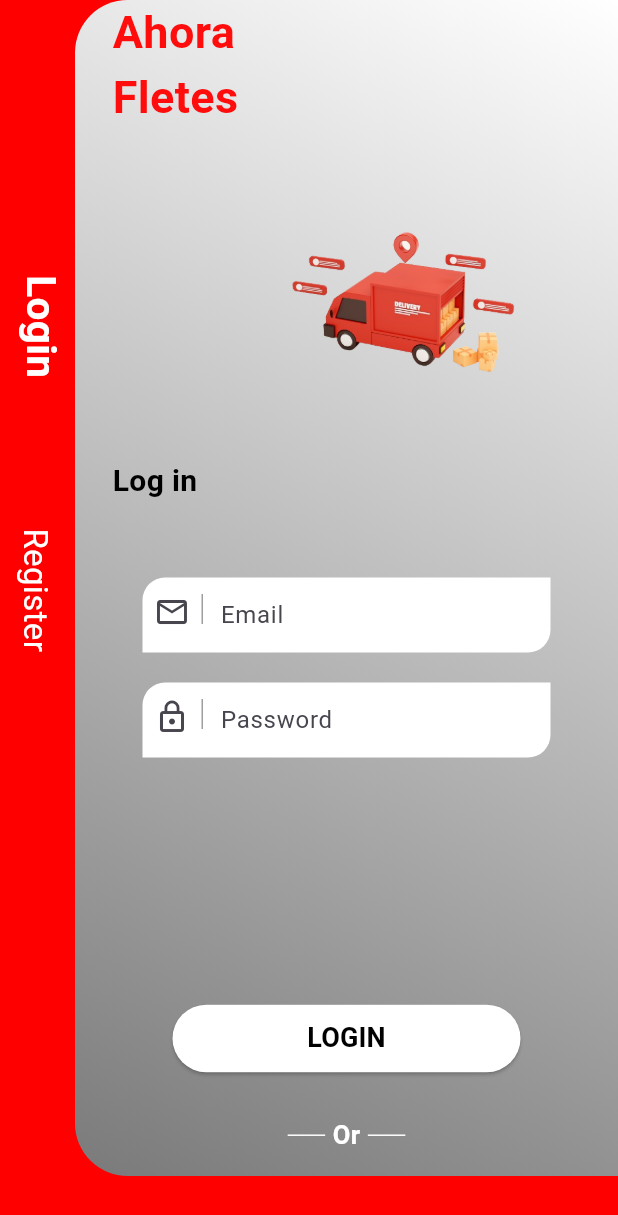
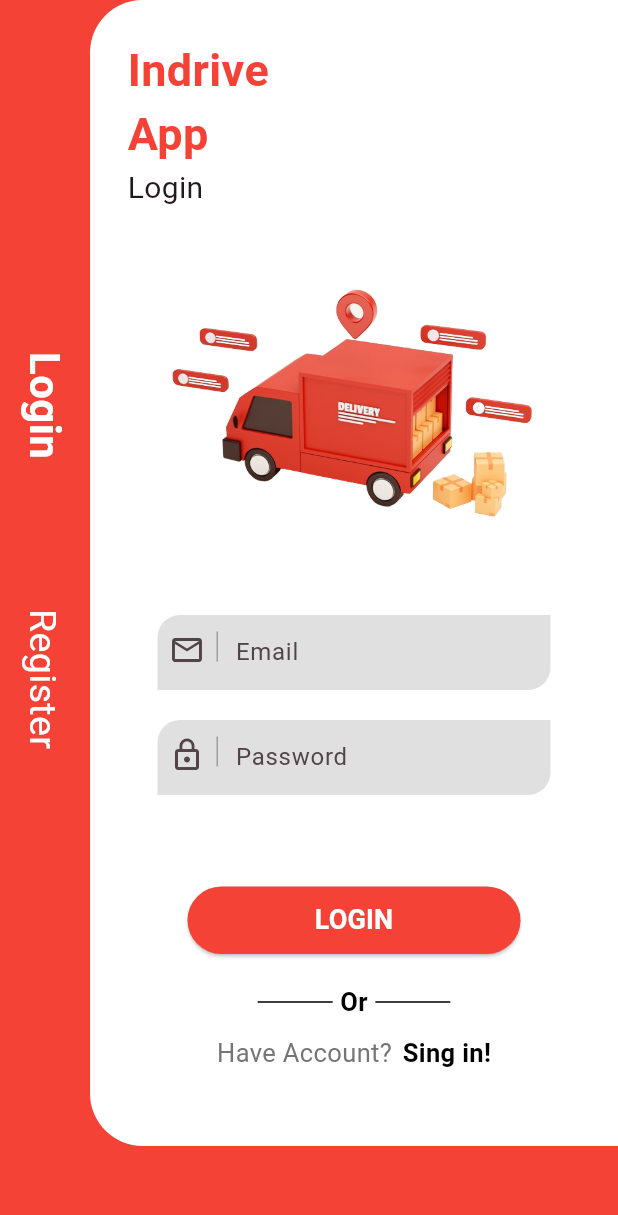
Before and after one commit to javo-code/indrive_ahora_fletes, a Flutter app: the screen it shows after launch, on a phone screen of 412 x 824 dp. Shown: the top 1215 px of the screen. Run offline on Flutter 3.47's test engine with Material 3 defaults, Android fonts, the phone set to English and light mode, and no system bars; our stand-ins replace equatable, flutter_bloc.

Commit message:
login page in proggress

```diff
--- /dev/null
+++ b/devtools_options.yaml
@@ -0,0 +1,3 @@
+description: This file stores settings for Dart & Flutter DevTools.
+documentation: https://docs.flutter.dev/tools/devtools/extensions#configure-extension-enablement-states
+extensions:
--- a/lib/Bloc_Providers.dart
+++ b/lib/Bloc_Providers.dart
@@ -1,8 +1,12 @@
-import 'package:ahora_fletes/src/presentation/pages/auth/login/bloc/Login_Bloc.dart';
+import 'package:ahora_fletes/src/presentation/pages/auth/login/bloc/login_bloc.dart';
 import 'package:ahora_fletes/src/presentation/pages/auth/login/bloc/Login_Event.dart';
+import 'package:ahora_fletes/src/presentation/pages/auth/register/bloc/register_bloc.dart';
+import 'package:ahora_fletes/src/presentation/pages/auth/register/bloc/Register_Event.dart';
 import 'package:flutter_bloc/flutter_bloc.dart';
 
 List<BlocProvider> blockProviders = [
   BlocProvider<LoginBloc>(
       create: (context) => LoginBloc()..add(LoginInitEvent())),
+  BlocProvider<RegisterBloc>(
+      create: (context) => RegisterBloc()..add(RegisterInitEvent())),
 ];
--- a/lib/main.dart
+++ b/lib/main.dart
@@ -1,11 +1,7 @@
-import 'package:ahora_fletes/src/presentation/pages/auth/register/Register_Page.dart';
+import 'package:ahora_fletes/src/presentation/pages/auth/login/Login_Page.dart';
 import 'package:flutter/material.dart';
-import 'package:flutter_bloc/flutter_bloc.dart';
-import 'package:ahora_fletes/Bloc_Providers.dart';
-import 'package:ahora_fletes/src/presentation/pages/auth/login/Login_Page.dart';
 
 void main() {
-  WidgetsFlutterBinding.ensureInitialized();
   runApp(const MyApp());
 }
 
@@ -14,21 +10,14 @@ class MyApp extends StatelessWidget {
 
   @override
   Widget build(BuildContext context) {
-    return MultiBlocProvider(
-      providers: blockProviders,
-      child: MaterialApp(
-        title: 'Flutter Demo',
-        debugShowCheckedModeBanner: false,
-        theme: ThemeData(
-          colorScheme: ColorScheme.fromSeed(seedColor: Colors.deepPurple),
-          useMaterial3: true,
-        ),
-        initialRoute: 'login',
-        routes: {
-          'login': (BuildContext context) => LoginPage(),
-          'register': (BuildContext context) => RegisterPage(),
-        },
+    return MaterialApp(
+      title: "Flutter Demo",
+      debugShowCheckedModeBanner: false,
+      theme: ThemeData(
+        colorScheme: ColorScheme.fromSeed(seedColor: Colors.black),
+        useMaterial3: true,
       ),
+      home: const LoginPage(),
     );
   }
 }
--- a/lib/src/presentation/pages/auth/login/Login_Content.dart
+++ b/lib/src/presentation/pages/auth/login/Login_Content.dart
@@ -1,236 +1,169 @@
+import 'package:ahora_fletes/src/presentation/widgets/Default_Button.dart';
+import 'package:ahora_fletes/src/presentation/widgets/Default_Text_Field.dart';
 import 'package:flutter/material.dart';
-import 'package:flutter_bloc/flutter_bloc.dart';
-import 'package:ahora_fletes/src/presentation/utils/Bloc_Form_Item.dart';
-import 'package:ahora_fletes/src/presentation/pages/auth/login/bloc/Login_Bloc.dart';
-import 'package:ahora_fletes/src/presentation/pages/auth/login/bloc/Login_Event.dart';
-import 'package:ahora_fletes/src/presentation/pages/auth/login/bloc/Login_State.dart';
-import 'package:ahora_fletes/src/presentation/widgets/default_button.dart';
-import 'package:ahora_fletes/src/presentation/widgets/default_text_field.dart';
+import 'package:flutter/widgets.dart';
 
 class LoginContent extends StatelessWidget {
-  final LoginState state;
-
-  const LoginContent(this.state, {super.key});
+  const LoginContent({super.key});
 
   @override
   Widget build(BuildContext context) {
-    return Form(
-      key: state.formKey,
-      child: Stack(
+    return Stack(
       children: [
         Container(
           height: MediaQuery.of(context).size.height,
           width: MediaQuery.of(context).size.width,
-            color: Color.fromARGB(255, 255, 0, 0),
-            padding: EdgeInsets.only(left: 8),
+          color: Colors.red,
+          padding: EdgeInsets.only(left: 10),
           child: Column(
-              crossAxisAlignment: CrossAxisAlignment.start, // HORIZONTAL
-              mainAxisAlignment: MainAxisAlignment.center, // VERTICAL
+              crossAxisAlignment: CrossAxisAlignment.start, //HORIZONTAL
+              mainAxisAlignment: MainAxisAlignment.center, //VERTICAL
               children: [
-                _textLoginRotated(context),
-                SizedBox(
-                  height: 100,
-                ),
-                _textRegisterRotated(context),
-                SizedBox(height: MediaQuery.of(context).size.height * 0.25),
-              ],
-            ),
+                _textLoginRotated(),
+                SizedBox(height: 100),
+                _textRegisterRotated(),
+                SizedBox(height: 90),
+              ]),
         ),
         Container(
-            margin: EdgeInsets.only(left: 50, bottom: 40),
+          margin: EdgeInsets.only(
+            left: 60,
+            bottom: 60,
+          ),
           decoration: BoxDecoration(
-              //color: const Color.fromARGB(255, 255, 255, 255),
-              gradient: LinearGradient(
-                  begin: Alignment.topRight,
-                  end: Alignment.bottomLeft,
-                  colors: const [
-                    Color.fromARGB(255, 255, 255, 255),
-                    Color.fromARGB(255, 122, 122, 122),
-                  ]),
+            color: Colors.white,
             borderRadius: BorderRadius.only(
               topLeft: Radius.circular(35),
               bottomLeft: Radius.circular(35),
             ),
           ),
           child: Container(
-              height: MediaQuery.of(context).size.height,
-              margin: EdgeInsets.only(left: 25, right: 25),
-              child: SingleChildScrollView(
+            margin: EdgeInsets.only(
+              left: 25,
+              right: 25,
+            ),
             child: Column(
               crossAxisAlignment: CrossAxisAlignment.start,
               children: [
-                    SizedBox(),
-                    _mainTitle("Ahora"),
-                    _mainTitle("Fletes"),
-                    _imageTruck(),
-                    _textLoginMain(),
+                SizedBox(
+                  height: 25,
+                ),
+                _textWelcome("Indrive"),
+                _textWelcome("App"),
+                Text(
+                  "Login",
+                  style: TextStyle(fontSize: 20),
+                ),
+                Container(
+                  alignment: Alignment.center,
+                  child: Image.asset(
+                    "assets/img/truck_no_bg.png",
+                    width: 250,
+                    height: 250,
+                  ),
+                ),
                 DefaultTextField(
-                        onChanged: (text) {
-                          context.read<LoginBloc>().add(
-                              EmailChanged(email: BlocFormItem(value: text)));
-                        },
-                        validator: (value) {
-                          return state.email.error;
-                        },
                   text: "Email",
-                        icon: Icons
-                            .email_outlined), // elemento  importado desde default_text_field.dart
+                  icon: Icons.email_outlined,
+                  margin: EdgeInsets.only(top: 20, left: 20, right: 20),
+                ),
                 DefaultTextField(
-                      onChanged: (text) {
-                        context.read<LoginBloc>().add(PasswordChanged(
-                            password: BlocFormItem(value: text)));
-                      },
-                      validator: (value) {
-                        return state.password.error;
-                      },
                   text: "Password",
                   icon: Icons.lock_outline,
                   margin: EdgeInsets.only(top: 20, left: 20, right: 20),
-                    ), // elemento  importado desde default_text_field.dart
-                    SizedBox(height: MediaQuery.of(context).size.height * 0.2),
-                    DefaultButton(
-                      text: "LOGIN",
-                      onPressed: () {
-                        if (state.formKey!.currentState!.validate()) {
-                          context.read<LoginBloc>().add(FormSubmit());
-                        } else {
-                          print("The form is not valid");
-                        }
-                      },
                 ),
-                    SizedBox(height: 10),
-                    _separatorOr(),
-                    SizedBox(height: 20),
-                    _haveNotAccount(context),
-                    SizedBox(height: 50)
-                  ],
-                ),
-              ),
-            ),
-          )
-        ],
-      ),
-    );
-  }
-
-  Widget _mainTitle(String text) {
-    return Text(text,
-        style: TextStyle(
-            fontSize: 30,
-            color: Color.fromARGB(255, 255, 12, 12),
-            fontWeight: FontWeight.bold));
-  }
-
-  Widget _imageTruck() {
-    return Container(
-        alignment: Alignment.topRight,
-        child: Image.asset(
-          'assets/img/flete2.png',
-          width: 220,
-          height: 220,
-        ));
-  }
-
-  Widget _textLoginMain() {
-    return Text('Log in',
-        style: TextStyle(
-            fontSize: 20,
-            color: Color.fromARGB(255, 0, 0, 0),
-            fontWeight: FontWeight.bold));
-  }
-
-  Widget _textLoginRotated(BuildContext context) {
-    return GestureDetector(
-      onTap: () {
-        Navigator.pushNamed(
-          context,
-          "login",
-        );
-      },
-      child: RotatedBox(
-        quarterTurns: 1,
-        child: Text("Login",
-            style: TextStyle(
-                color: Colors.white,
-                fontSize: 27,
-                fontWeight: FontWeight.bold)),
-      ),
-    );
-  }
-
-  Widget _textRegisterRotated(BuildContext context) {
-    return GestureDetector(
-      onTap: () {
-        Navigator.pushNamed(
-          context,
-          'register',
-        );
-      },
-      child: RotatedBox(
-        quarterTurns: 1,
-        child: Text(
-          "Register",
-          style: TextStyle(
-            color: Colors.white,
-            fontSize: 22,
-          ),
-        ),
-      ),
-    );
-  }
-
-  Widget _separatorOr() {
-    return Row(
+                Spacer(),
+                DefaultButton(text: "LOGIN"),
+                Row(
                   mainAxisAlignment: MainAxisAlignment.center,
                   children: [
                     Container(
-          width: 25,
+                      width: 50,
                       height: 1,
-          color: Color.fromARGB(255, 255, 255, 255),
+                      color: Colors.black,
                       margin: EdgeInsets.only(right: 5),
                     ),
                     Text(
                       "Or",
                       style: TextStyle(
-              color: const Color.fromARGB(255, 255, 255, 255),
+                        color: Colors.black,
+                        fontSize: 17,
                         fontWeight: FontWeight.bold,
-              fontSize: 17),
+                      ),
                     ),
                     Container(
-          width: 25,
+                      width: 50,
                       height: 1,
-          color: Color.fromARGB(255, 255, 255, 255),
+                      color: Colors.black,
                       margin: EdgeInsets.only(left: 5),
                     ),
                   ],
-    );
-  }
-
-  Widget _haveNotAccount(BuildContext context) {
-    return Row(
+                ),
+                SizedBox(height: 10),
+                Row(
                   mainAxisAlignment: MainAxisAlignment.center,
                   children: [
                     Text(
-          "Join us today!",
+                      "Have Account?",
                       style: TextStyle(
-            color: Color.fromARGB(255, 197, 197, 197),
+                        color: Colors.grey[600],
                         fontSize: 17,
                       ),
                     ),
-        SizedBox(width: 10),
-        GestureDetector(
-          onTap: () {
-            Navigator.pushNamed(context, 'register');
-          },
-          child: Text(
-            "Create Account",
+                    SizedBox(width: 7),
+                    Text(
+                      "Sing in!",
                       style: TextStyle(
-              color: Colors.grey[100],
+                          color: Colors.black,
                           fontSize: 17,
+                          fontWeight: FontWeight.bold),
+                    ),
+                  ],
+                ),
+                SizedBox(height: 50)
+              ],
             ),
           ),
         ),
       ],
     );
   }
+
+  Widget _textWelcome(String text) {
+    return Text(
+      text,
+      style: TextStyle(
+        fontSize: 30,
+        color: Colors.red,
+        fontWeight: FontWeight.bold,
+      ),
+    );
   }
+
+  Widget _textLoginRotated() {
+    return RotatedBox(
+      quarterTurns: 1,
+      child: Text(
+        "Login",
+        style: TextStyle(
+          color: Colors.white,
+          fontSize: 28,
+          fontWeight: FontWeight.bold,
+        ),
+      ),
+    );
+  }
+
+  Widget _textRegisterRotated() {
+    return RotatedBox(
+      quarterTurns: 1,
+      child: Text(
+        "Register",
+        style: TextStyle(
+          color: Colors.white,
+          fontSize: 25,
+        ),
+      ),
+    );
+  }
+}
--- a/lib/src/presentation/pages/auth/login/Login_Page.dart
+++ b/lib/src/presentation/pages/auth/login/Login_Page.dart
@@ -1,8 +1,5 @@
-import 'package:ahora_fletes/src/presentation/pages/auth/login/bloc/Login_Bloc.dart';
-import 'package:ahora_fletes/src/presentation/pages/auth/login/bloc/Login_State.dart';
 import 'package:ahora_fletes/src/presentation/pages/auth/login/Login_Content.dart';
 import 'package:flutter/material.dart';
-import 'package:flutter_bloc/flutter_bloc.dart';
 
 class LoginPage extends StatefulWidget {
   const LoginPage({super.key});
@@ -15,11 +12,8 @@ class _LoginPageState extends State<LoginPage> {
   @override
   Widget build(BuildContext context) {
     return Scaffold(
-      body: BlocBuilder<LoginBloc, LoginState>(
-        builder: (context, state) {
-          return LoginContent(state);
-        },
-      ),
+      //backgroundColor: Colors.white,
+      body: LoginContent(),
     );
   }
 }
--- a/lib/src/presentation/pages/auth/login/bloc/Login_Bloc.dart
+++ b/lib/src/presentation/pages/auth/login/bloc/Login_Bloc.dart
@@ -1,8 +1,8 @@
+import 'package:ahora_fletes/src/presentation/utils/bloc_form_item.dart';
 import 'package:flutter/material.dart';
 import 'package:flutter_bloc/flutter_bloc.dart';
 import 'package:ahora_fletes/src/presentation/pages/auth/login/bloc/Login_Event.dart';
 import 'package:ahora_fletes/src/presentation/pages/auth/login/bloc/Login_State.dart';
-import 'package:ahora_fletes/src/presentation/utils/Bloc_Form_Item.dart';
 
 class LoginBloc extends Bloc<LoginEvent, LoginState> {
   final formKey = GlobalKey<FormState>();
--- a/lib/src/presentation/pages/auth/login/bloc/Login_State.dart
+++ b/lib/src/presentation/pages/auth/login/bloc/Login_State.dart
@@ -1,4 +1,4 @@
-import "package:ahora_fletes/src/presentation/utils/Bloc_Form_Item.dart";
+import "package:ahora_fletes/src/presentation/utils/bloc_form_item.dart";
 import "package:equatable/equatable.dart";
 import "package:flutter/material.dart";
 
--- a/lib/src/presentation/widgets/Default_Button.dart
+++ b/lib/src/presentation/widgets/Default_Button.dart
@@ -1,7 +1,7 @@
 import 'package:flutter/material.dart';
 
 class DefaultButton extends StatelessWidget {
-  final Function() onPressed;
+  //final Function() onPressed;
   final String text;
   final Color color;
   final Color textColor;
@@ -10,9 +10,9 @@ class DefaultButton extends StatelessWidget {
   const DefaultButton({
     super.key,
     required this.text,
-    required this.onPressed,
-    this.color = Colors.white,
-    this.textColor = Colors.black,
+    //required this.onPressed,
+    this.color = Colors.red,
+    this.textColor = Colors.white,
     this.margin = const EdgeInsets.only(bottom: 20, left: 40, right: 40),
   });
 
@@ -25,7 +25,7 @@ class DefaultButton extends StatelessWidget {
       margin: margin,
       child: ElevatedButton(
         onPressed: () {
-          onPressed();
+          //onPressed();
         },
         style: ElevatedButton.styleFrom(backgroundColor: color),
         child: Text(
--- a/lib/src/presentation/widgets/Default_Text_Field.dart
+++ b/lib/src/presentation/widgets/Default_Text_Field.dart
@@ -2,7 +2,7 @@ import 'package:flutter/material.dart';
 
 class DefaultTextField extends StatelessWidget {
   final String text;
-  final Function(String text) onChanged;
+  //final Function(String text) onChanged;
   final IconData icon;
   final EdgeInsetsGeometry margin;
   final Color color;
@@ -12,7 +12,7 @@ class DefaultTextField extends StatelessWidget {
     super.key,
     required this.text,
     required this.icon,
-    required this.onChanged,
+    //required this.onChanged,
     this.color = Colors.white,
     this.margin = const EdgeInsets.only(top: 50, left: 20, right: 20),
     this.validator,
@@ -24,12 +24,15 @@ class DefaultTextField extends StatelessWidget {
       height: 50,
       margin: margin,
       decoration: BoxDecoration(
-          color: color,
-          borderRadius: BorderRadius.only(
-              topLeft: Radius.circular(15), bottomRight: Radius.circular(15))),
+        color: Colors.grey[300],
+        borderRadius: BorderRadius.only(
+          topLeft: Radius.circular(15),
+          bottomRight: Radius.circular(15),
+        ),
+      ),
       child: TextFormField(
         onChanged: (text) {
-          onChanged(text);
+          //onChanged(text);
         },
         validator: validator,
         decoration: InputDecoration(
```
Also changed, not shown: lib/src/presentation/pages/auth/register/Register_Content.dart (deleted, +0 -252 lines), lib/src/presentation/pages/auth/register/Register_Page.dart (deleted, +0 -29 lines), assets/img/flete.jpg (deleted), assets/img/flete2.png (deleted), assets/img/truck_no_bg.png (added). Lines whose indentation alone changed are shown as unchanged.
